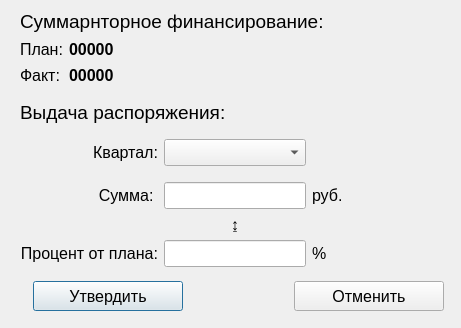
This is gui/Forms/orderform.ui in mipatov/subd as Qt 5 draws it before an edit. The edited form follows.
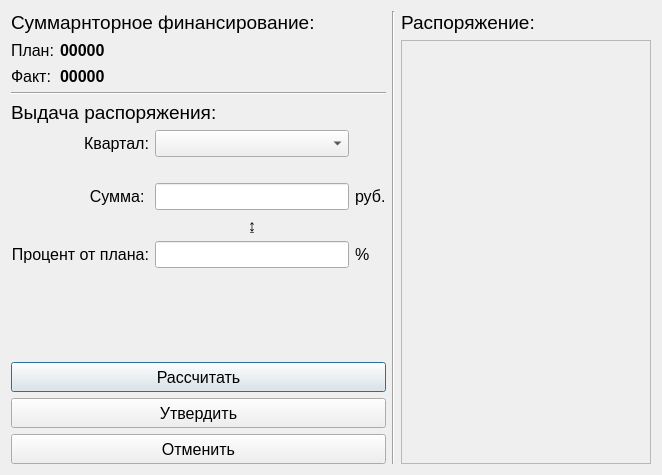
This is the edited form.

Commit message: таблица распоряжения на форме

Patch:
```diff
--- a/gui/Forms/orderform.ui
+++ b/gui/Forms/orderform.ui
@@ -6,8 +6,8 @@
    <rect>
     <x>0</x>
     <y>0</y>
-    <width>461</width>
-    <height>328</height>
+    <width>662</width>
+    <height>475</height>
    </rect>
   </property>
   <property name="windowTitle">
@@ -16,32 +16,128 @@
   <property name="modal">
    <bool>true</bool>
   </property>
-  <widget class="QWidget" name="">
-   <property name="geometry">
-    <rect>
-     <x>20</x>
-     <y>10</y>
-     <width>431</width>
-     <height>257</height>
-    </rect>
-   </property>
+  <layout class="QGridLayout" name="gridLayout_4">
+   <item row="0" column="0">
    <layout class="QGridLayout" name="gridLayout_2">
-    <item row="6" column="0" colspan="4">
-     <widget class="QLabel" name="label">
+     <item row="2" column="0">
+      <widget class="QLabel" name="label_4">
       <property name="font">
        <font>
         <pointsize>12</pointsize>
        </font>
       </property>
       <property name="text">
-       <string>Квартал:</string>
-      </property>
-      <property name="alignment">
-       <set>Qt::AlignRight|Qt::AlignTrailing|Qt::AlignVCenter</set>
-      </property>
-     </widget>
-    </item>
-    <item row="6" column="4">
+        <string>Факт:</string>
+       </property>
+      </widget>
+     </item>
+     <item row="1" column="2">
+      <spacer name="horizontalSpacer">
+       <property name="orientation">
+        <enum>Qt::Horizontal</enum>
+       </property>
+       <property name="sizeHint" stdset="0">
+        <size>
+         <width>40</width>
+         <height>20</height>
+        </size>
+       </property>
+      </spacer>
+     </item>
+     <item row="2" column="2">
+      <spacer name="horizontalSpacer_2">
+       <property name="orientation">
+        <enum>Qt::Horizontal</enum>
+       </property>
+       <property name="sizeHint" stdset="0">
+        <size>
+         <width>40</width>
+         <height>20</height>
+        </size>
+       </property>
+      </spacer>
+     </item>
+     <item row="1" column="1">
+      <widget class="QLabel" name="pfinlabel">
+       <property name="font">
+        <font>
+         <pointsize>12</pointsize>
+         <weight>75</weight>
+         <bold>true</bold>
+        </font>
+       </property>
+       <property name="text">
+        <string>00000</string>
+       </property>
+      </widget>
+     </item>
+     <item row="2" column="1">
+      <widget class="QLabel" name="ffinlabel">
+       <property name="font">
+        <font>
+         <pointsize>12</pointsize>
+         <weight>75</weight>
+         <bold>true</bold>
+        </font>
+       </property>
+       <property name="text">
+        <string>00000</string>
+       </property>
+      </widget>
+     </item>
+     <item row="1" column="0">
+      <widget class="QLabel" name="label_3">
+       <property name="font">
+        <font>
+         <pointsize>12</pointsize>
+        </font>
+       </property>
+       <property name="text">
+        <string>План:</string>
+       </property>
+      </widget>
+     </item>
+     <item row="0" column="0" colspan="3">
+      <widget class="QLabel" name="label_2">
+       <property name="font">
+        <font>
+         <pointsize>14</pointsize>
+        </font>
+       </property>
+       <property name="text">
+        <string>Суммарнторное финансирование:</string>
+       </property>
+      </widget>
+     </item>
+    </layout>
+   </item>
+   <item row="2" column="0">
+    <layout class="QGridLayout" name="gridLayout_3">
+     <item row="3" column="3">
+      <widget class="QLabel" name="label_10">
+       <property name="font">
+        <font>
+         <pointsize>12</pointsize>
+        </font>
+       </property>
+       <property name="text">
+        <string>руб.</string>
+       </property>
+      </widget>
+     </item>
+     <item row="5" column="3">
+      <widget class="QLabel" name="label_11">
+       <property name="font">
+        <font>
+         <pointsize>12</pointsize>
+        </font>
+       </property>
+       <property name="text">
+        <string>%</string>
+       </property>
+      </widget>
+     </item>
+     <item row="1" column="2">
      <widget class="QComboBox" name="quartcombo">
       <property name="font">
        <font>
@@ -75,84 +171,31 @@
       </item>
      </widget>
     </item>
-    <item row="1" column="1" colspan="4">
-     <widget class="QLabel" name="pfinlabel">
+     <item row="3" column="2">
+      <widget class="QLineEdit" name="sumfin">
       <property name="font">
        <font>
         <pointsize>12</pointsize>
-        <weight>75</weight>
-        <bold>true</bold>
-       </font>
-      </property>
-      <property name="text">
-       <string>00000</string>
-      </property>
-     </widget>
-    </item>
-    <item row="0" column="0" colspan="8">
-     <widget class="QLabel" name="label_2">
+        </font>
+       </property>
+      </widget>
+     </item>
+     <item row="4" column="2">
+      <widget class="QLabel" name="label_12">
       <property name="font">
        <font>
-        <pointsize>14</pointsize>
-       </font>
-      </property>
-      <property name="text">
-       <string>Суммарнторное финансирование:</string>
-      </property>
-     </widget>
-    </item>
-    <item row="1" column="0">
-     <widget class="QLabel" name="label_3">
-      <property name="font">
-       <font>
         <pointsize>12</pointsize>
        </font>
       </property>
       <property name="text">
-       <string>План:</string>
-      </property>
-     </widget>
-    </item>
-    <item row="2" column="1" colspan="4">
-     <widget class="QLabel" name="ffinlabel">
-      <property name="font">
-       <font>
-        <pointsize>12</pointsize>
-        <weight>75</weight>
-        <bold>true</bold>
-       </font>
-      </property>
-      <property name="text">
-       <string>00000</string>
-      </property>
-     </widget>
-    </item>
-    <item row="2" column="0">
-     <widget class="QLabel" name="label_4">
-      <property name="font">
-       <font>
-        <pointsize>12</pointsize>
-       </font>
-      </property>
-      <property name="text">
-       <string>Факт:</string>
-      </property>
-     </widget>
-    </item>
-    <item row="1" column="5">
-     <spacer name="horizontalSpacer">
-      <property name="orientation">
-       <enum>Qt::Horizontal</enum>
-      </property>
-      <property name="sizeHint" stdset="0">
-       <size>
-        <width>40</width>
-        <height>20</height>
-       </size>
-      </property>
-     </spacer>
-    </item>
-    <item row="4" column="0" colspan="8">
+        <string>↨</string>
+       </property>
+       <property name="alignment">
+        <set>Qt::AlignCenter</set>
+       </property>
+      </widget>
+     </item>
+     <item row="0" column="0" colspan="3">
      <widget class="QLabel" name="label_5">
       <property name="font">
        <font>
@@ -164,45 +207,7 @@
       </property>
      </widget>
     </item>
-    <item row="2" column="5">
-     <spacer name="horizontalSpacer_2">
-      <property name="orientation">
-       <enum>Qt::Horizontal</enum>
-      </property>
-      <property name="sizeHint" stdset="0">
-       <size>
-        <width>40</width>
-        <height>20</height>
-       </size>
-      </property>
-     </spacer>
-    </item>
-    <item row="6" column="5">
-     <spacer name="horizontalSpacer_3">
-      <property name="orientation">
-       <enum>Qt::Horizontal</enum>
-      </property>
-      <property name="sizeHint" stdset="0">
-       <size>
-        <width>40</width>
-        <height>20</height>
-       </size>
-      </property>
-     </spacer>
-    </item>
-    <item row="11" column="5">
-     <widget class="QLabel" name="label_11">
-      <property name="font">
-       <font>
-        <pointsize>12</pointsize>
-       </font>
-      </property>
-      <property name="text">
-       <string>%</string>
-      </property>
-     </widget>
-    </item>
-    <item row="11" column="0" colspan="4">
+     <item row="5" column="0" colspan="2">
      <widget class="QLabel" name="label_8">
       <property name="font">
        <font>
@@ -217,20 +222,7 @@
       </property>
      </widget>
     </item>
-    <item row="3" column="1">
-     <spacer name="verticalSpacer_4">
-      <property name="orientation">
-       <enum>Qt::Vertical</enum>
-      </property>
-      <property name="sizeHint" stdset="0">
-       <size>
-        <width>20</width>
-        <height>40</height>
-       </size>
-      </property>
-     </spacer>
-    </item>
-    <item row="11" column="4">
+     <item row="5" column="2">
      <widget class="QLineEdit" name="percentfin">
       <property name="font">
        <font>
@@ -239,57 +231,22 @@
       </property>
      </widget>
     </item>
-    <item row="7" column="5">
-     <spacer name="verticalSpacer">
-      <property name="orientation">
-       <enum>Qt::Vertical</enum>
-      </property>
-      <property name="sizeHint" stdset="0">
-       <size>
-        <width>20</width>
-        <height>40</height>
-       </size>
-      </property>
-     </spacer>
-    </item>
-    <item row="5" column="3">
-     <spacer name="verticalSpacer_3">
-      <property name="orientation">
-       <enum>Qt::Vertical</enum>
-      </property>
-      <property name="sizeHint" stdset="0">
-       <size>
-        <width>20</width>
-        <height>40</height>
-       </size>
-      </property>
-     </spacer>
-    </item>
-    <item row="10" column="4">
-     <widget class="QLabel" name="label_12">
+     <item row="1" column="0" colspan="2">
+      <widget class="QLabel" name="label">
       <property name="font">
        <font>
         <pointsize>12</pointsize>
        </font>
       </property>
       <property name="text">
-       <string>↨</string>
+        <string>Квартал:</string>
       </property>
       <property name="alignment">
-       <set>Qt::AlignCenter</set>
+        <set>Qt::AlignRight|Qt::AlignTrailing|Qt::AlignVCenter</set>
       </property>
      </widget>
     </item>
-    <item row="8" column="4" rowspan="2">
-     <widget class="QLineEdit" name="sumfin">
-      <property name="font">
-       <font>
-        <pointsize>12</pointsize>
-       </font>
-      </property>
-     </widget>
-    </item>
-    <item row="8" column="0" rowspan="2" colspan="4">
+     <item row="3" column="0" colspan="2">
      <widget class="QLabel" name="label_7">
       <property name="font">
        <font>
@@ -304,30 +261,41 @@
       </property>
      </widget>
     </item>
-    <item row="8" column="5" rowspan="2">
-     <widget class="QLabel" name="label_10">
+     <item row="2" column="2">
+      <spacer name="horizontalSpacer_3">
+       <property name="orientation">
+        <enum>Qt::Horizontal</enum>
+       </property>
+       <property name="sizeHint" stdset="0">
+        <size>
+         <width>40</width>
+         <height>20</height>
+        </size>
+       </property>
+      </spacer>
+     </item>
+    </layout>
+   </item>
+   <item row="4" column="0">
+    <layout class="QVBoxLayout" name="verticalLayout">
+     <item>
+      <widget class="QPushButton" name="countbtn">
+       <property name="minimumSize">
+        <size>
+         <width>150</width>
+         <height>30</height>
+        </size>
+       </property>
       <property name="font">
        <font>
         <pointsize>12</pointsize>
        </font>
       </property>
       <property name="text">
-       <string>руб.</string>
+        <string>Раcсчитать</string>
       </property>
      </widget>
     </item>
-   </layout>
-  </widget>
-  <widget class="QWidget" name="">
-   <property name="geometry">
-    <rect>
-     <x>33</x>
-     <y>280</y>
-     <width>411</width>
-     <height>32</height>
-    </rect>
-   </property>
-   <layout class="QHBoxLayout" name="horizontalLayout">
     <item>
      <widget class="QPushButton" name="acceptbtn">
       <property name="minimumSize">
@@ -346,19 +314,6 @@
       </property>
      </widget>
     </item>
-    <item>
-     <spacer name="horizontalSpacer_4">
-      <property name="orientation">
-       <enum>Qt::Horizontal</enum>
-      </property>
-      <property name="sizeHint" stdset="0">
-       <size>
-        <width>40</width>
-        <height>20</height>
-       </size>
-      </property>
-     </spacer>
-    </item>
     <item>
      <widget class="QPushButton" name="discard">
       <property name="minimumSize">
@@ -378,7 +333,58 @@
      </widget>
     </item>
    </layout>
-  </widget>
+   </item>
+   <item row="0" column="2" rowspan="5">
+    <layout class="QVBoxLayout" name="verticalLayout_2">
+     <item>
+      <widget class="QLabel" name="label_6">
+       <property name="font">
+        <font>
+         <pointsize>14</pointsize>
+        </font>
+       </property>
+       <property name="text">
+        <string>Распоряжение:</string>
+       </property>
+      </widget>
+     </item>
+     <item>
+      <widget class="QTableWidget" name="tableWidget">
+       <property name="enabled">
+        <bool>false</bool>
+       </property>
+      </widget>
+     </item>
+    </layout>
+   </item>
+   <item row="0" column="1" rowspan="5">
+    <widget class="Line" name="line">
+     <property name="orientation">
+      <enum>Qt::Vertical</enum>
+     </property>
+    </widget>
+   </item>
+   <item row="1" column="0">
+    <widget class="Line" name="line_2">
+     <property name="orientation">
+      <enum>Qt::Horizontal</enum>
+     </property>
+    </widget>
+   </item>
+   <item row="3" column="0">
+    <spacer name="verticalSpacer">
+     <property name="orientation">
+      <enum>Qt::Vertical</enum>
+     </property>
+     <property name="sizeHint" stdset="0">
+      <size>
+       <width>20</width>
+       <height>40</height>
+      </size>
+     </property>
+    </spacer>
+   </item>
+  </layout>
  </widget>
  <resources/>
  <connections/>
```
Lines whose indentation alone changed are shown as unchanged. The commit also changes 3 other files.
